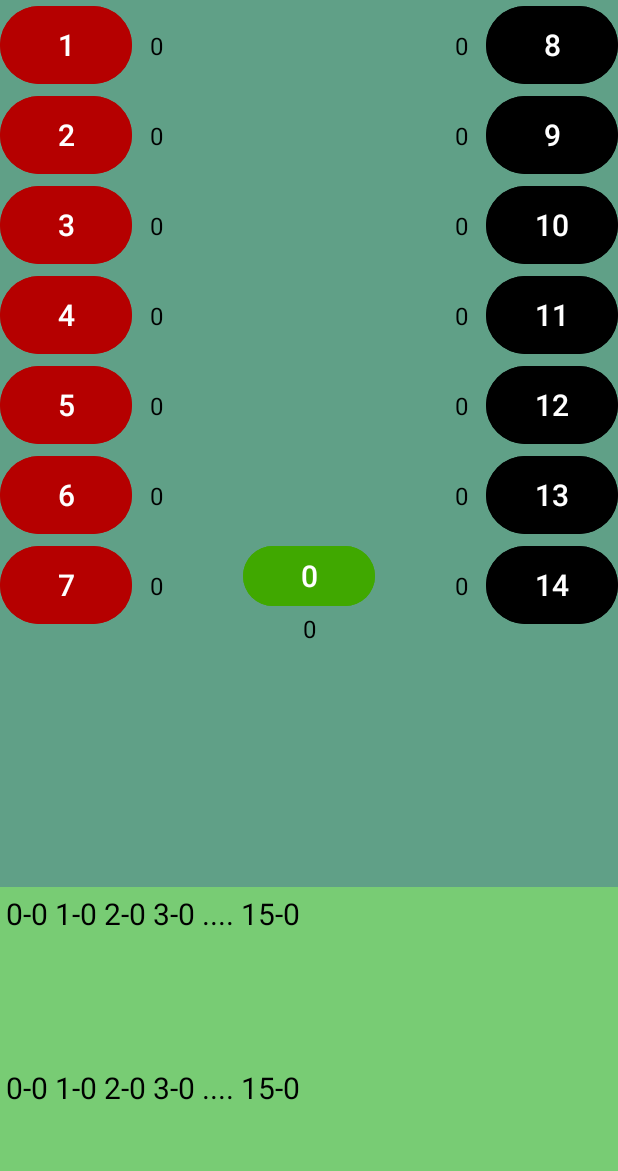
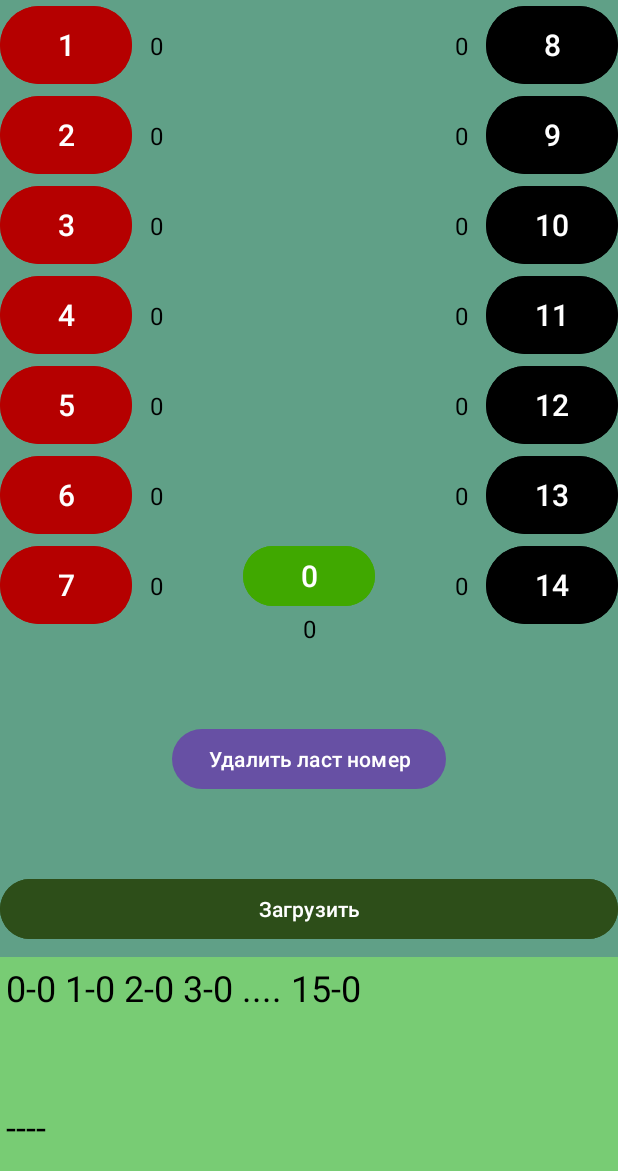
Before and after one commit to EgorKovalevich03/NumberRandom, an Android app: the layout activity_main.xml on its own in the app's theme, with its tools: preview values and no code run, on a phone screen of 412 x 824 dp. Shown: the top 1171 px of the screen. Run offline under Robolectric (Android 15) with nearby library versions, the phone set to English and light mode, and no system bars.

```diff
--- a/app/build.gradle
+++ b/app/build.gradle
@@ -30,6 +30,9 @@ android {
     kotlinOptions {
         jvmTarget = '1.8'
     }
+    buildFeatures{
+        viewBinding true
+    }
 }
 
 dependencies {
--- a/app/src/main/res/layout/activity_main.xml
+++ b/app/src/main/res/layout/activity_main.xml
@@ -342,6 +342,27 @@
             app:layout_constraintEnd_toEndOf="parent"
             app:layout_constraintStart_toStartOf="parent"
             app:layout_constraintTop_toBottomOf="@+id/button13" />
+
+        <Button
+            android:id="@+id/btnLoadNumber"
+            android:layout_width="0dp"
+            android:layout_height="wrap_content"
+            android:layout_marginBottom="8dp"
+            android:backgroundTint="@color/fon_ol"
+            android:text="Загрузить"
+            app:layout_constraintBottom_toBottomOf="parent"
+            app:layout_constraintEnd_toEndOf="parent"
+            app:layout_constraintStart_toStartOf="parent" />
+
+        <Button
+            android:id="@+id/btnDelete"
+            android:layout_width="wrap_content"
+            android:layout_height="wrap_content"
+            android:text="Удалить ласт номер"
+            app:layout_constraintBottom_toTopOf="@+id/btnLoadNumber"
+            app:layout_constraintEnd_toEndOf="parent"
+            app:layout_constraintStart_toStartOf="parent"
+            app:layout_constraintTop_toBottomOf="@+id/textView0" />
     </androidx.constraintlayout.widget.ConstraintLayout>
 
     <LinearLayout
@@ -357,16 +378,17 @@
             android:layout_width="match_parent"
             android:layout_height="wrap_content"
             android:text="0-0 1-0 2-0 3-0 .... 15-0"
-            android:textSize="20sp"
+            android:textSize="24sp"
             android:layout_margin="4dp"/>
         <TextView
+            android:id="@+id/lastNumb"
             android:textColor="@color/black"
-            android:id="@+id/textAboutAllNumbers"
-            android:layout_weight="5"
             android:layout_width="match_parent"
             android:layout_height="wrap_content"
-            android:textSize="20sp"
+            android:textSize="24sp"
+            android:layout_weight="5"
             android:layout_margin="4dp"
-            android:text="0-0 1-0 2-0 3-0 .... 15-0" />
+            android:text="----"
+            />
     </LinearLayout>
 </LinearLayout>
--- a/app/src/main/res/values/colors.xml
+++ b/app/src/main/res/values/colors.xml
@@ -4,4 +4,5 @@
     <color name="white">#FFFFFFFF</color>
     <color name="red">#B50000</color>
     <color name="green">#40A800</color>
+    <color name="fon_ol">#2D4E19</color>
 </resources>
```
Also changed, not shown: app/src/main/java/com/example/numberrandom/MainActivity.kt (+60 -1 lines).
